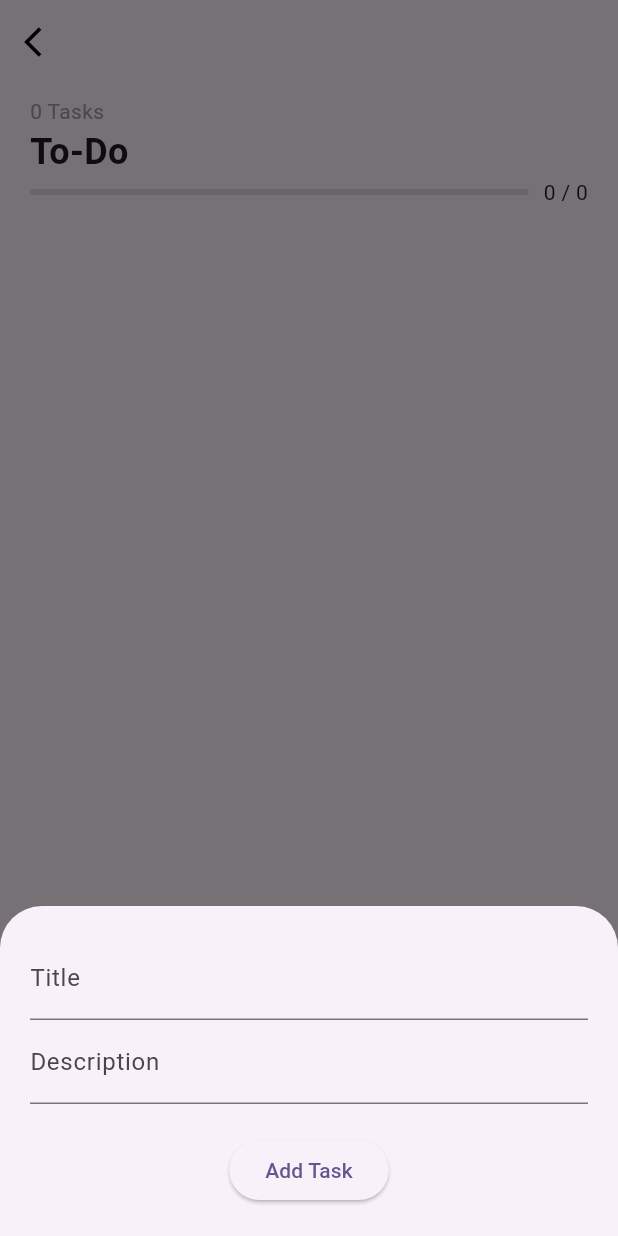
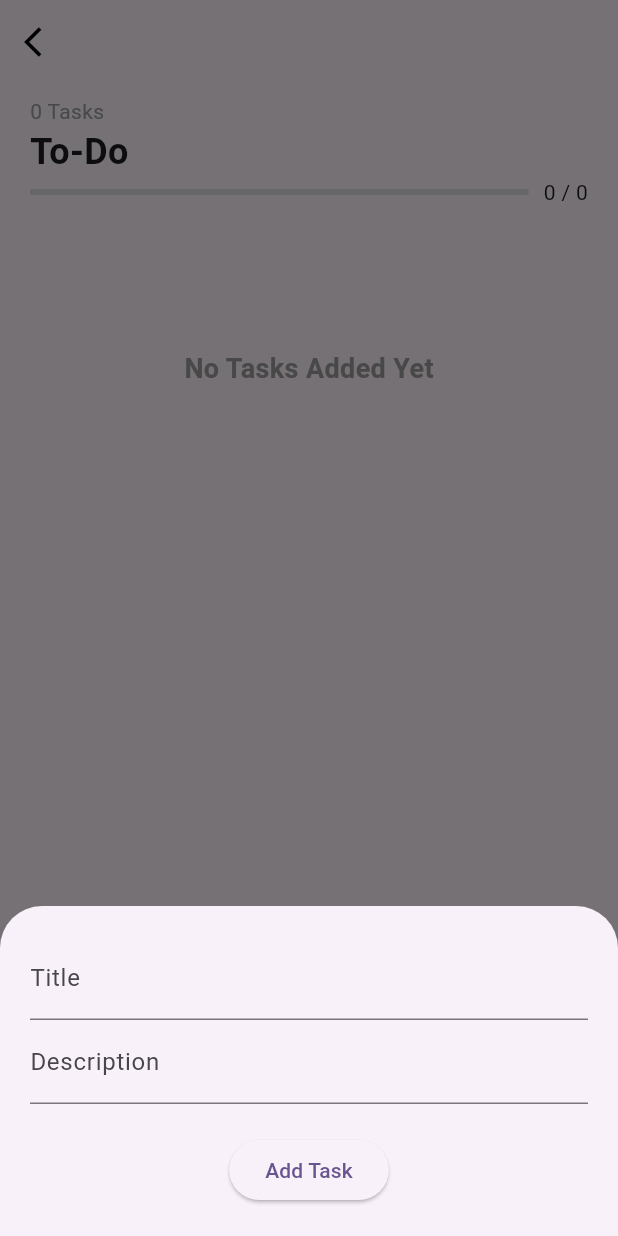
Before and after one commit to sakshamsri4/TodoBloc, a Flutter app: the screen it shows after launch, after a tap on the "add" icon, on a phone screen of 412 x 824 dp. Run offline on Flutter 3.47's test engine with Material 2 defaults, Android fonts, the light colour scheme and no system bars; network calls fail.

Commit message:
minor changes

```diff
--- a/lib/screens/todo_screen.dart
+++ b/lib/screens/todo_screen.dart
@@ -12,16 +12,17 @@ class TodoScreen extends StatefulWidget {
 class _TodoScreenState extends State<TodoScreen> {
   List<TodoModel> uncheckedItems = [];
   List<TodoModel> checkedItems = [];
-
+  bool isLoading = false;
   @override
   void initState() {
-    // TODO: implement initState
     super.initState();
     getData();
   }
 
   getData() async {
+    setState(() => isLoading = true);
     uncheckedItems = await RestService().fetchTodo();
+    setState(() => isLoading = false);
   }
 
   void handleCheckboxChange(bool isChecked, TodoModel item) {
@@ -184,15 +185,16 @@ class _TodoScreenState extends State<TodoScreen> {
   }
 
   Widget buildBody() {
-    return SingleChildScrollView(
+    return !isLoading
+        ? SingleChildScrollView(
             child: Container(
               padding: const EdgeInsets.symmetric(horizontal: 10),
               child: Column(
                 crossAxisAlignment: CrossAxisAlignment.start,
                 children: [
                   Padding(
-              padding:
-                  const EdgeInsets.symmetric(vertical: 8.0, horizontal: 10),
+                    padding: const EdgeInsets.symmetric(
+                        vertical: 8.0, horizontal: 10),
                     child: Column(
                       crossAxisAlignment: CrossAxisAlignment.start,
                       children: [
@@ -202,8 +204,8 @@ class _TodoScreenState extends State<TodoScreen> {
                                 fontWeight: FontWeight.w400,
                                 color: Colors.grey)),
                         const Text("To-Do",
-                      style:
-                          TextStyle(fontSize: 24, fontWeight: FontWeight.bold)),
+                            style: TextStyle(
+                                fontSize: 24, fontWeight: FontWeight.bold)),
                         Row(
                           children: [
                             Flexible(
@@ -211,7 +213,8 @@ class _TodoScreenState extends State<TodoScreen> {
                                 value: checkedItems.isNotEmpty ||
                                         uncheckedItems.isNotEmpty
                                     ? checkedItems.length /
-                                  (checkedItems.length + uncheckedItems.length)
+                                        (checkedItems.length +
+                                            uncheckedItems.length)
                                     : 0,
                                 color: Colors.purple,
                                 backgroundColor: Colors.grey.shade300,
@@ -227,20 +230,37 @@ class _TodoScreenState extends State<TodoScreen> {
                       ],
                     ),
                   ),
-            buildReorderableList(false),
-            Padding(
-              padding:
-                  const EdgeInsets.symmetric(vertical: 8.0, horizontal: 10),
+                  uncheckedItems.isNotEmpty
+                      ? buildReorderableList(false)
+                      : const SizedBox(
+                          height: 200,
+                          child: Center(
+                            child: Text("No Tasks Added Yet",
+                                style: TextStyle(
+                                    fontSize: 18,
+                                    fontWeight: FontWeight.w600,
+                                    color: Colors.grey)),
+                          ),
+                        ),
+                  Visibility(
+                    visible: checkedItems.isNotEmpty,
+                    child: Padding(
+                      padding: const EdgeInsets.symmetric(
+                          vertical: 8.0, horizontal: 10),
                       child: Text("+ ${checkedItems.length} Completed Tasks",
                           style: const TextStyle(
                               fontSize: 14,
                               fontWeight: FontWeight.w400,
                               color: Colors.grey)),
                     ),
+                  ),
                   buildReorderableList(true),
                 ],
               ),
             ),
+          )
+        : const Center(
+            child: CircularProgressIndicator(),
           );
   }
 }
```
Lines whose indentation alone changed are shown as unchanged.
